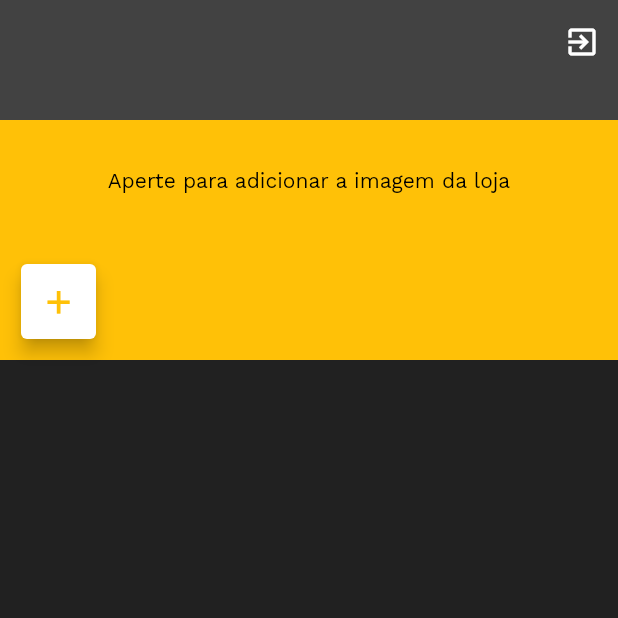
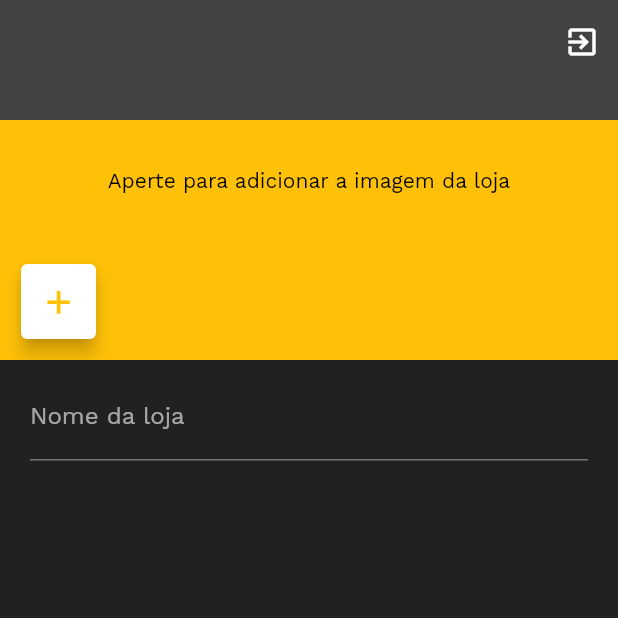
Before and after one commit to JulioHeroZ/Find-Me, a Flutter app: the RegistrationScreen screen opened directly, on a phone screen of 412 x 824 dp, the top half of it. Run offline on Flutter 3.47's test engine with Material 2 defaults, Android fonts, the phone set to English and light mode, and no system bars; our stand-ins replace animated_theme_switcher, firebase_auth, firebase_core, flutter_screenutil, geolocator, get and 4 more; accounts and stored records are empty.

Commit message:
Adicionar nome da loja

```diff
--- a/lib/RegisterStore/registration_screen.dart
+++ b/lib/RegisterStore/registration_screen.dart
@@ -9,10 +9,24 @@ class RegistrationScreen extends StatefulWidget {
 }
 
 class _RegistrationScreenState extends State<RegistrationScreen> {
+  final _businessName = TextEditingController();
+
+  Widget _formField(
+      {TextEditingController? controller, String? label, TextInputType? type}) {
+    return TextFormField(
+        controller: controller,
+        keyboardType: type,
+        decoration: InputDecoration(
+          labelText: label,
+        ));
+  }
+
   @override
   Widget build(BuildContext context) {
     return Scaffold(
-      body: Container(
+      body: Column(
+        children: [
+          SizedBox(
             height: 240,
             child: Stack(
               children: [
@@ -67,6 +81,18 @@ class _RegistrationScreenState extends State<RegistrationScreen> {
               ],
             ),
           ),
+          Padding(
+              padding: const EdgeInsets.fromLTRB(20, 8, 20, 8),
+              child: Column(
+                children: [
+                  _formField(
+                      controller: _businessName,
+                      label: 'Nome da loja',
+                      type: TextInputType.phone)
+                ],
+              ))
+        ],
+      ),
     );
   }
 }
```
Lines whose indentation alone changed are shown as unchanged.
